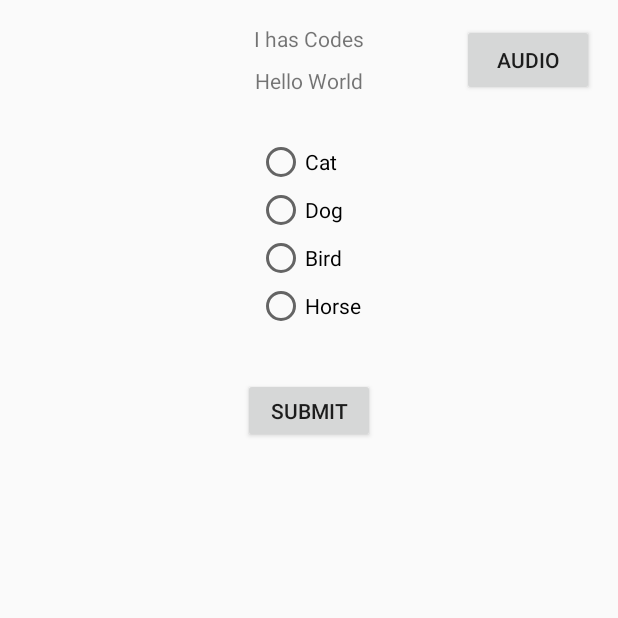
After one commit to LordHazious/tpk, an Android app: the QuestionActivity screen opened directly, with no data from a screen before it, on a phone screen of 412 x 824 dp, the top half of it. The commit adds this screen. Run offline under Robolectric (Android 15) with nearby library versions, the phone set to English and light mode, and no system bars.

Commit message:
Quiz Implemented

```diff
--- a/app/src/main/java/au/com/codycodes/tpk/tamizhpallikoodam/DatabaseHelper.java
+++ b/app/src/main/java/au/com/codycodes/tpk/tamizhpallikoodam/DatabaseHelper.java
@@ -95,6 +95,12 @@ public class DatabaseHelper extends SQLiteOpenHelper{
         return words;
     }
 
+    public Quiz getQuiz(){
+        Quiz q = new Quiz("Hello World", "Dog", "I has Codes", "Cat", "Dog", "Bird", "Horse", R.drawable.color_white, R.raw.colors_white);
+
+        return q;
+    }
+
     public void populateWords() {
         SQLiteDatabase db = this.getWritableDatabase();
         String sqlCount = "SELECT count(*) FROM words";
--- /dev/null
+++ b/app/src/main/java/au/com/codycodes/tpk/tamizhpallikoodam/QuestionActivity.java
@@ -0,0 +1,51 @@
+package au.com.codycodes.tpk.tamizhpallikoodam;
+
+import android.support.v7.app.AppCompatActivity;
+import android.os.Bundle;
+import android.widget.TextView;
+import android.widget.Button;
+import android.view.View;
+import android.widget.Toast;
+import android.widget.RadioGroup;
+import android.widget.RadioButton;
+
+public class QuestionActivity extends AppCompatActivity {
+
+    @Override
+    protected void onCreate(Bundle savedInstanceState) {
+        super.onCreate(savedInstanceState);
+        setContentView(R.layout.activity_question);
+
+        DatabaseHelper db = new DatabaseHelper(this);
+
+        final Quiz quiz = db.getQuiz();
+
+        TextView category = findViewById(R.id.category);
+        category.setText(quiz.getCategory());
+
+        TextView question = findViewById(R.id.question);
+        question.setText(quiz.getTamilTranslation());
+
+        TextView option1 = findViewById(R.id.option1);
+        option1.setText(quiz.getOption1());
+        TextView option2 = findViewById(R.id.option2);
+        option2.setText(quiz.getOption2());
+        TextView option3 = findViewById(R.id.option3);
+        option3.setText(quiz.getOption3());
+        TextView option4 = findViewById(R.id.option4);
+        option4.setText(quiz.getOption4());
+
+        final Button button = findViewById(R.id.submit);
+        button.setOnClickListener(new View.OnClickListener() {
+            public void onClick(View v) {
+                RadioGroup rg = findViewById(R.id.options);
+                String selectedOption = ((RadioButton)findViewById(rg.getCheckedRadioButtonId())).getText().toString();
+                if(selectedOption == quiz.getAnswer()){
+                    Toast.makeText(getApplicationContext(), "Correct!", Toast.LENGTH_LONG).show();
+                }else{
+                    Toast.makeText(getApplicationContext(), "Incorrect!", Toast.LENGTH_LONG).show();
+                }
+            }
+        });
+    }
+}
--- a/app/src/main/java/au/com/codycodes/tpk/tamizhpallikoodam/Quiz.java
+++ b/app/src/main/java/au/com/codycodes/tpk/tamizhpallikoodam/Quiz.java
@@ -1,4 +1,75 @@
 package au.com.codycodes.tpk.tamizhpallikoodam;
 
 public class Quiz {
+
+    private String tamilTranslation;
+
+    private String answer;
+
+    private String category;
+
+    private String option1;
+
+    private String option2;
+
+    private String option3;
+
+    private String option4;
+
+    private int audioResourceId;
+
+    private int imageResourceId;
+
+    public Quiz(String tamilTranslation, String answer, String category, String option1, String option2, String option3, String option4, int imageResourceId, int audioResourceId) {
+        this.tamilTranslation = tamilTranslation;
+        this.answer = answer;
+        this.category = category;
+        this.option1 = option1;
+        this.option2 = option2;
+        this.option3 = option3;
+        this.option4 = option4;
+        this.imageResourceId = imageResourceId;
+        this.audioResourceId = audioResourceId;
+    }
+
+    public String getTamilTranslation() {
+        return tamilTranslation;
+    }
+
+    public String getAnswer() {
+        return answer;
+    }
+
+    public String getCategory() {
+        return category;
+    }
+
+    public String getOption1() {
+        return option1;
+    }
+
+    public String getOption2() {
+        return option2;
+    }
+
+    public String getOption3() {
+        return option3;
+    }
+
+    public String getOption4() {
+        return option4;
+    }
+
+    public int getImageResourceId() {
+        return imageResourceId;
+    }
+
+
+    public int getAudioResourceId() {
+        return audioResourceId;
+    }
+
+    public String toString() {
+        return "Tamil Translation: " + tamilTranslation + " Answer: " + answer + " Category: " + category + " Option 1: " + option1 + " Option 2: " + option2 + " Option 3: " + option3 + " Option 4: " + option4 + " Image Resource id: " + imageResourceId + " Audio Resource id: " + audioResourceId;
+    }
 }
--- a/app/src/main/java/au/com/codycodes/tpk/tamizhpallikoodam/QuizAdapter.java
+++ /dev/null
@@ -1,4 +0,0 @@
-package au.com.codycodes.tpk.tamizhpallikoodam;
-
-public class QuizAdapter {
-}
--- /dev/null
+++ b/app/src/main/res/layout/activity_question.xml
@@ -0,0 +1,101 @@
+<?xml version="1.0" encoding="utf-8"?>
+<android.support.constraint.ConstraintLayout xmlns:android="http://schemas.android.com/apk/res/android"
+    xmlns:app="http://schemas.android.com/apk/res-auto"
+    xmlns:tools="http://schemas.android.com/tools"
+    android:id="@+id/constraintLayout"
+    android:layout_width="match_parent"
+    android:layout_height="match_parent">
+
+
+    <TextView
+        android:id="@+id/category"
+        android:layout_width="wrap_content"
+        android:layout_height="wrap_content"
+        android:layout_marginEnd="8dp"
+        android:layout_marginStart="8dp"
+        android:layout_marginTop="16dp"
+        app:layout_constraintEnd_toEndOf="parent"
+        app:layout_constraintStart_toStartOf="parent"
+        app:layout_constraintTop_toTopOf="parent"
+        android:text=""
+        tools:text="Category" />
+
+    <TextView
+        android:id="@+id/question"
+        android:layout_width="wrap_content"
+        android:layout_height="17dp"
+        android:layout_marginEnd="8dp"
+        android:layout_marginStart="8dp"
+        android:layout_marginTop="44dp"
+        android:text=""
+        app:layout_constraintEnd_toEndOf="parent"
+        app:layout_constraintHorizontal_bias="0.501"
+        app:layout_constraintStart_toStartOf="parent"
+        app:layout_constraintTop_toTopOf="parent"
+        tools:text="Question" />
+
+    <RadioGroup
+        android:id="@+id/options"
+        android:layout_width="wrap_content"
+        android:layout_height="wrap_content"
+        android:layout_marginEnd="8dp"
+        android:layout_marginStart="8dp"
+        android:layout_marginTop="92dp"
+        app:layout_constraintEnd_toEndOf="parent"
+        app:layout_constraintStart_toStartOf="parent"
+        app:layout_constraintTop_toTopOf="parent">
+
+        <RadioButton
+            android:id="@+id/option1"
+            android:layout_width="wrap_content"
+            android:layout_height="wrap_content"
+            android:layout_weight="1"
+            tools:text="option1" />
+
+        <RadioButton
+            android:id="@+id/option2"
+            android:layout_width="wrap_content"
+            android:layout_height="wrap_content"
+            android:layout_weight="1"
+            tools:text="option2" />
+
+        <RadioButton
+            android:id="@+id/option3"
+            android:layout_width="wrap_content"
+            android:layout_height="wrap_content"
+            android:layout_weight="1"
+            tools:text="option3" />
+
+        <RadioButton
+            android:id="@+id/option4"
+            android:layout_width="wrap_content"
+            android:layout_height="wrap_content"
+            android:layout_weight="1"
+            tools:layout_editor_absoluteX="16dp"
+            tools:layout_editor_absoluteY="120dp"
+            tools:text="option4" />
+    </RadioGroup>
+
+    <Button
+        android:id="@+id/submit"
+        android:layout_width="wrap_content"
+        android:layout_height="43dp"
+        android:layout_marginEnd="8dp"
+        android:layout_marginStart="8dp"
+        android:layout_marginTop="32dp"
+        android:text="Submit"
+        app:layout_constraintEnd_toEndOf="parent"
+        app:layout_constraintStart_toStartOf="parent"
+        app:layout_constraintTop_toBottomOf="@+id/options" />
+
+    <Button
+        android:id="@+id/audio"
+        android:layout_width="wrap_content"
+        android:layout_height="wrap_content"
+        android:layout_marginEnd="16dp"
+        android:layout_marginTop="16dp"
+        android:text="Audio"
+        app:layout_constraintEnd_toEndOf="parent"
+        app:layout_constraintTop_toTopOf="parent" />
+
+</android.support.constraint.ConstraintLayout>
--- a/app/src/main/res/layout/content_home.xml
+++ b/app/src/main/res/layout/content_home.xml
@@ -57,6 +57,7 @@
                 android:layout_weight="0.5">
 
                 <ImageView
+                    android:id="@+id/image_view_game"
                     android:layout_width="wrap_content"
                     android:layout_height="wrap_content"
                     android:layout_centerInParent="true"
--- a/app/src/main/res/values/strings.xml
+++ b/app/src/main/res/values/strings.xml
@@ -27,4 +27,5 @@
 
     <!-- http://www.tamizhpallikoodam.org.au/ -->
     <string name="tamizhpallikoodam_website">http://www.tamizhpallikoodam.org.au/</string>
+    <string name="title_activity_question">Question</string>
 </resources>
```
Also changed, not shown: app/src/main/AndroidManifest.xml (+11 -10 lines), app/src/main/java/au/com/codycodes/tpk/tamizhpallikoodam/HomeActivity.java (+16 -0 lines), app/src/main/java/au/com/codycodes/tpk/tamizhpallikoodam/ResultSplashActivity.java (added, +13 -0 lines), app/src/main/res/layout/activity_result_splash.xml (added, +7 -0 lines), app/src/main/res/layout/quiz_item.xml (deleted, +0 -56 lines).
